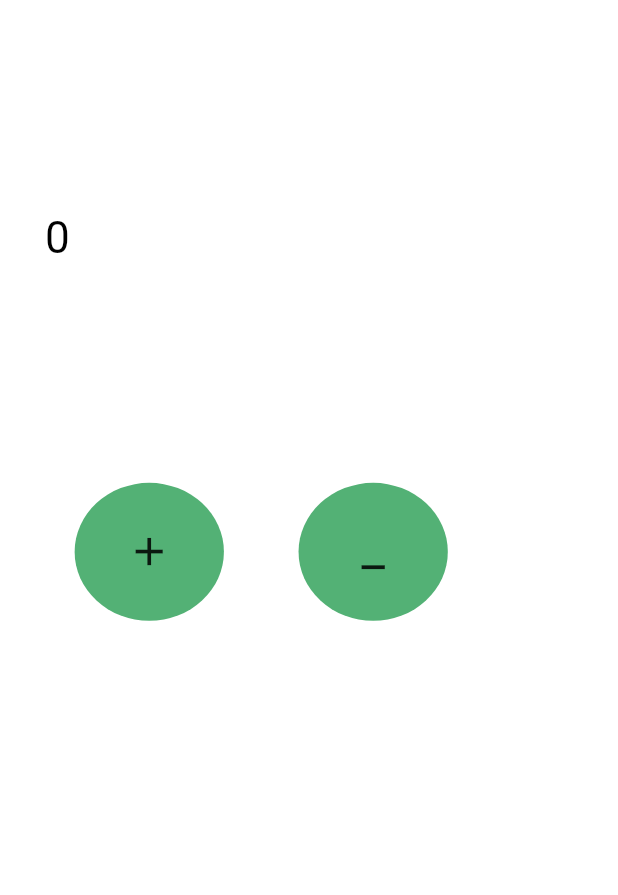
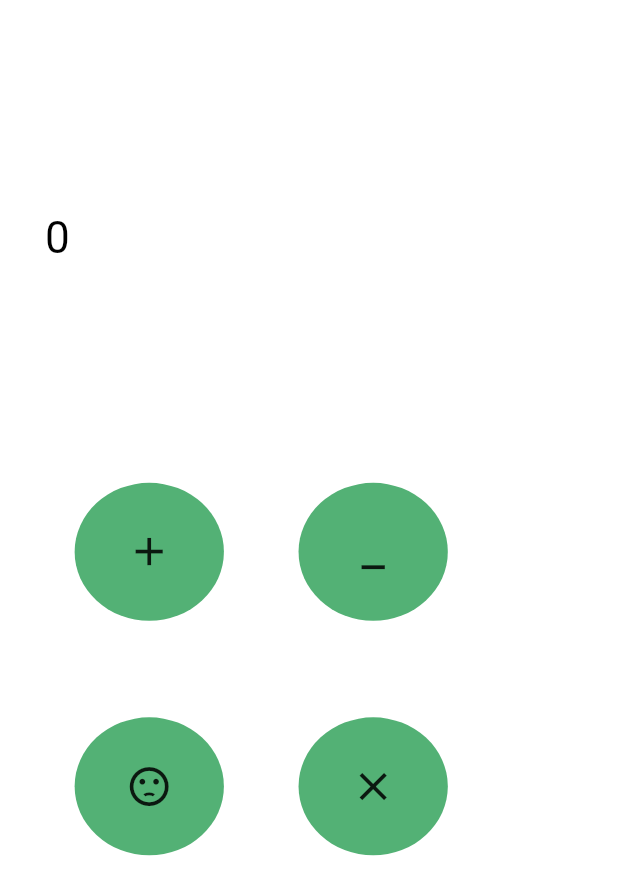
Before and after one commit to Mohdfayistk/bloc, a Flutter app: the screen it shows after launch, on a phone screen of 412 x 824 dp. Shown: the top 895 px of the screen. Run offline on Flutter 3.47's test engine with Material 2 defaults, Android fonts, the phone set to English and light mode, and no system bars; our stand-ins replace bloc, flutter_bloc, flutter_screenutil.

Commit message:
final commit

```diff
--- a/lib/counter/counter_bloc.dart
+++ b/lib/counter/counter_bloc.dart
@@ -14,6 +14,12 @@ class CounterBloc extends Bloc<CounterEvent, CounterState> {
 
   on<DecrementEvent>((event, emit) =>
   emit(CounterState(counterValue: state.counterValue - 1)));
+
+    on<DecrementEvent1>((event, emit) =>
+        emit(CounterState(counterValue: state.counterValue =0)));
+
+    on<DecrementEvent2>((event, emit) =>
+        emit(CounterState(counterValue: state.counterValue * state.counterValue )));
 }
 
 
--- a/lib/counter/counter_event.dart
+++ b/lib/counter/counter_event.dart
@@ -6,3 +6,7 @@ abstract class CounterEvent {}
 class IncrementEvent extends CounterEvent{}
 
 class DecrementEvent extends CounterEvent{}
+
+class DecrementEvent1 extends CounterEvent{}
+
+class DecrementEvent2 extends CounterEvent{}
--- a/lib/home.dart
+++ b/lib/home.dart
@@ -64,7 +64,40 @@ class _homeState extends State<home> {
                     ),
                   ),
                 ],
-              )
+              ),
+              SizedBox(height: 70.h,),
+              Row(
+                children: [
+                  SizedBox(width: 50.w,),
+                  GestureDetector(onTap:  (){
+                    context.read<CounterBloc>().add(DecrementEvent1());
+                  },
+                    child: Container(
+                      width: 100.w,
+                      height: 100.h,
+                      decoration: ShapeDecoration(
+                        color: Color(0xFF53B175),
+                        shape: OvalBorder(),
+                      ),
+                      child: Icon(Icons.sentiment_dissatisfied, size: 34.sp,),
+                    ),
+                  ),
+                  SizedBox(width: 50.w,),
+                  GestureDetector(onTap:  (){
+                    context.read<CounterBloc>().add(DecrementEvent2());
+                  },
+                    child: Container(
+                      width: 100.w,
+                      height: 100.h,
+                      decoration: ShapeDecoration(
+                        color: Color(0xFF53B175),
+                        shape: OvalBorder(),
+                      ),
+                      child: Icon(Icons.clear, size: 34.sp,),
+                    ),
+                  ),
+                ],
+              ),
             ],
           ),
         );
```
